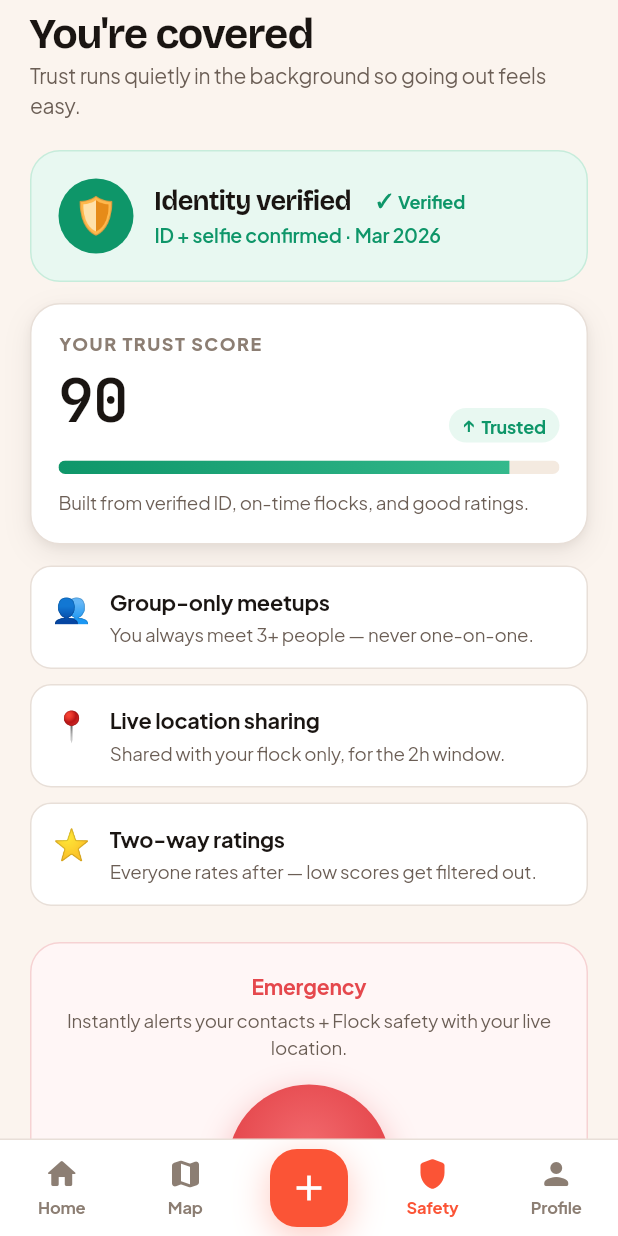
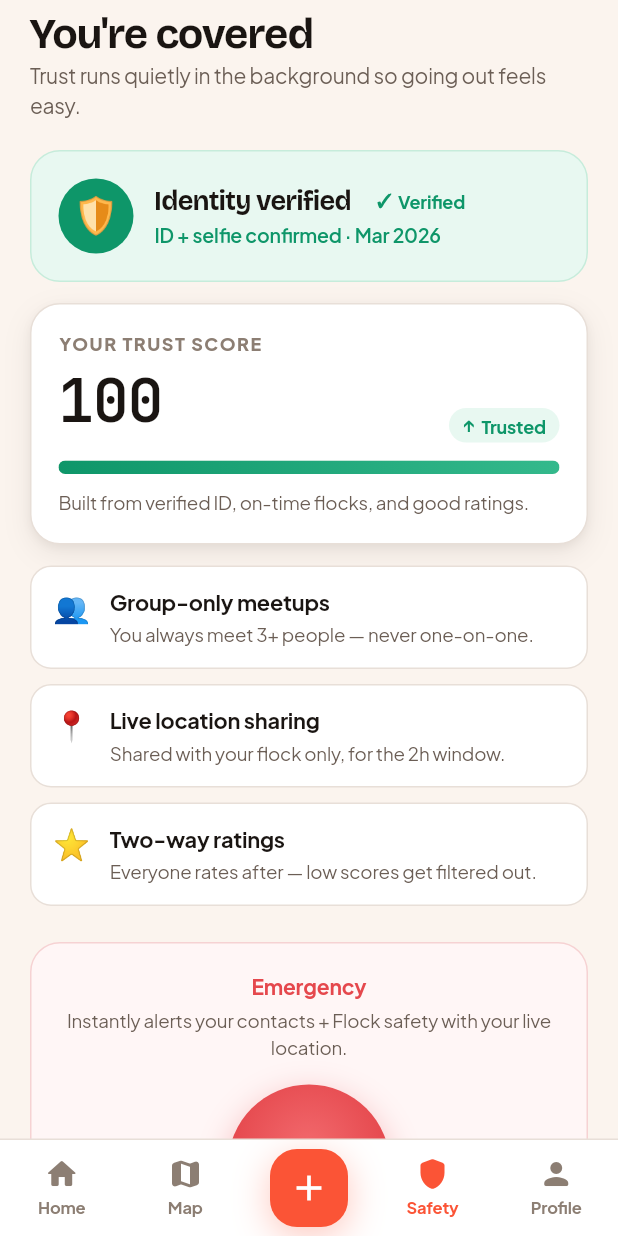
Before and after one commit to hashus303/fluck, a Flutter app: the RootScreen screen opened directly, item 4 of the bottom bar chosen, on a phone screen of 412 x 824 dp. Run offline on Flutter 3.47's test engine with Material 3 defaults, Android fonts, the phone set to English and light mode, and no system bars; our stand-ins replace cloud_firestore, firebase_auth, firebase_core, flutter_map, geolocator, google_fonts and 3 more; accounts and stored records are empty.

Commit message:
Bind safety center trust score and identity to real profile data
- UserProfile: add a derived trustScore getter (verification + photo
  + selfie + onboarding signals, 0-100) plus isVerified/
  isVerificationPending helpers. No schema change.
- SafetyScreen: load the live profile via StreamBuilder; show the real
  trustScore (was hardcoded "90") and an identity card that reflects
  verificationStatus (verified / pending / not verified) instead of a
  static "verified" card. Offline preview profile renders a full 100.
- Tests: trustScore formula (6 cases) + verification flags; updated
  the Safety widget test. flutter analyze clean, 30/30 tests pass.

Co-Authored-By: Claude Opus 4.8 <noreply@anthropic.com>

```diff
--- a/lib/features/profile/data/user_profile.dart
+++ b/lib/features/profile/data/user_profile.dart
@@ -45,4 +45,23 @@ class UserProfile {
         onboardingComplete: (m['onboardingComplete'] ?? false) as bool,
         email: m['email'] as String?,
       );
+
+  bool get isVerified => verificationStatus == 'verified';
+  bool get isVerificationPending => verificationStatus == 'pending';
+
+  /// Profilin gerçek sinyallerinden türetilen güven skoru (0-100).
+  /// Şimdilik kimlik doğrulama + foto/selfie + onboarding'e dayanır; ileride
+  /// sunucu tarafı (tamamlanan flock'lar, çift yönlü puanlar) bunu genişletir.
+  int get trustScore {
+    var s = 30;
+    if (isVerified) {
+      s += 30;
+    } else if (isVerificationPending) {
+      s += 10;
+    }
+    if (photoProvided) s += 15;
+    if (selfieProvided) s += 15;
+    if (onboardingComplete) s += 10;
+    return s.clamp(0, 100);
+  }
 }
--- a/lib/features/safety/presentation/safety_screen.dart
+++ b/lib/features/safety/presentation/safety_screen.dart
@@ -1,16 +1,51 @@
 import 'package:flutter/material.dart';
 
+import '../../../core/services/firebase_service.dart';
 import '../../../core/theme/app_colors.dart';
 import '../../../core/theme/app_theme.dart';
 import '../../../core/widgets/flock_widgets.dart';
 import '../../../l10n/app_localizations.dart';
+import '../../auth/data/auth_repository.dart';
+import '../../profile/data/user_profile.dart';
+import '../../profile/data/user_profile_repository.dart';
 
+/// Çevrimdışı / yüklenirken kullanılan önizleme profili (tam doğrulanmış → skor 100).
+const _previewProfile = UserProfile(
+  uid: 'preview',
+  verificationStatus: 'verified',
+  photoProvided: true,
+  selfieProvided: true,
+  onboardingComplete: true,
+);
+
+/// Güvenlik merkezi — kimlik durumu ve güven skorunu gerçek profilden gösterir.
 class SafetyScreen extends StatelessWidget {
   const SafetyScreen({super.key});
 
   @override
   Widget build(BuildContext context) {
+    final live = FirebaseService.instance.isInitialized &&
+        AuthRepository.instance.currentUser != null;
+    if (!live) {
+      return const _SafetyBody(profile: _previewProfile);
+    }
+    final uid = AuthRepository.instance.currentUser!.uid;
+    return StreamBuilder<UserProfile?>(
+      stream: UserProfileRepository.instance.watch(uid),
+      builder: (context, snap) =>
+          _SafetyBody(profile: snap.data ?? _previewProfile),
+    );
+  }
+}
+
+class _SafetyBody extends StatelessWidget {
+  final UserProfile profile;
+  const _SafetyBody({required this.profile});
+
+  @override
+  Widget build(BuildContext context) {
     final t = AppL10n.of(context);
+    final score = profile.trustScore;
     final features = [
       ['👥', t.featGroupTitle, t.featGroupDesc],
       ['📍', t.featLocationTitle, t.featLocationDesc],
@@ -26,39 +61,10 @@ class SafetyScreen extends StatelessWidget {
           Text(t.safetySubtitle, style: AppText.body(14, color: AppColors.textMuted)),
           const SizedBox(height: 20),
 
-          // Identity verified card
-          Container(
-            padding: const EdgeInsets.all(18),
-            decoration: BoxDecoration(
-              color: AppColors.successSoft,
-              borderRadius: BorderRadius.circular(AppRadius.card),
-              border: Border.all(color: const Color(0xFFC6ECDB)),
-            ),
-            child: Row(children: [
-              Container(
-                width: 50, height: 50,
-                decoration: const BoxDecoration(color: AppColors.success, shape: BoxShape.circle),
-                alignment: Alignment.center,
-                child: const Text('🛡️', style: TextStyle(fontSize: 24)),
-              ),
-              const SizedBox(width: 14),
-              Expanded(
-                child: Column(crossAxisAlignment: CrossAxisAlignment.start, children: [
-                  Row(children: [
-                    Flexible(child: Text(t.identityVerified, style: AppText.display(18))),
-                    const SizedBox(width: 8),
-                    const VerifiedBadge(),
-                  ]),
-                  const SizedBox(height: 2),
-                  Text(t.idConfirmed,
-                      style: AppText.body(13, weight: FontWeight.w600, color: AppColors.success)),
-                ]),
-              ),
-            ]),
-          ),
+          _IdentityCard(profile: profile),
           const SizedBox(height: 14),
 
-          // Trust score card
+          // Trust score — gerçek profil skorundan.
           Container(
             padding: const EdgeInsets.all(18),
             decoration: BoxDecoration(
@@ -72,9 +78,10 @@ class SafetyScreen extends StatelessWidget {
                   mainAxisAlignment: MainAxisAlignment.spaceBetween, children: [
                 Column(crossAxisAlignment: CrossAxisAlignment.start, children: [
                   Text(t.yourTrustScore, style: AppText.eyebrow()),
-                  Text('90', style: AppText.mono(40, color: AppColors.textStrong)),
+                  Text('$score', style: AppText.mono(40, color: AppColors.textStrong)),
                 ]),
-                FlockBadge(t.trusted, icon: '↑', tone: BadgeTone.success),
+                if (score >= 70)
+                  FlockBadge(t.trusted, icon: '↑', tone: BadgeTone.success),
               ]),
               const SizedBox(height: 12),
               ClipRRect(
@@ -82,7 +89,7 @@ class SafetyScreen extends StatelessWidget {
                 child: Stack(children: [
                   Container(height: 9, color: AppColors.surfaceSunken),
                   FractionallySizedBox(
-                    widthFactor: 0.9,
+                    widthFactor: (score / 100).clamp(0.0, 1.0),
                     child: Container(
                       height: 9,
                       decoration: const BoxDecoration(
@@ -149,6 +156,74 @@ class SafetyScreen extends StatelessWidget {
   }
 }
 
+/// Kimlik doğrulama kartı — verificationStatus'a göre 3 durum.
+class _IdentityCard extends StatelessWidget {
+  final UserProfile profile;
+  const _IdentityCard({required this.profile});
+
+  @override
+  Widget build(BuildContext context) {
+    final t = AppL10n.of(context);
+
+    late final Color bg, border, circle;
+    late final String title, subtitle;
+    if (profile.isVerified) {
+      bg = AppColors.successSoft;
+      border = const Color(0xFFC6ECDB);
+      circle = AppColors.success;
+      title = t.identityVerified;
+      subtitle = t.idConfirmed;
+    } else if (profile.isVerificationPending) {
+      bg = const Color(0xFFFFF7E8);
+      border = const Color(0xFFF3E2BC);
+      circle = AppColors.warning;
+      title = t.obVerificationPending;
+      subtitle = '';
+    } else {
+      bg = AppColors.surfaceCard;
+      border = AppColors.borderSubtle;
+      circle = AppColors.textFaint;
+      title = t.obNotVerified;
+      subtitle = t.authFootnote;
+    }
+
+    return Container(
+      padding: const EdgeInsets.all(18),
+      decoration: BoxDecoration(
+        color: bg,
+        borderRadius: BorderRadius.circular(AppRadius.card),
+        border: Border.all(color: border),
+      ),
+      child: Row(children: [
+        Container(
+          width: 50, height: 50,
+          decoration: BoxDecoration(color: circle, shape: BoxShape.circle),
+          alignment: Alignment.center,
+          child: const Text('🛡️', style: TextStyle(fontSize: 24)),
+        ),
+        const SizedBox(width: 14),
+        Expanded(
+          child: Column(crossAxisAlignment: CrossAxisAlignment.start, children: [
+            Row(children: [
+              Flexible(child: Text(title, style: AppText.display(18))),
+              if (profile.isVerified) ...[
+                const SizedBox(width: 8),
+                const VerifiedBadge(),
+              ],
+            ]),
+            if (subtitle.isNotEmpty) ...[
+              const SizedBox(height: 2),
+              Text(subtitle,
+                  style: AppText.body(13, weight: FontWeight.w600,
+                      color: profile.isVerified ? AppColors.success : AppColors.textMuted)),
+            ],
+          ]),
+        ),
+      ]),
+    );
+  }
+}
+
 class _SosButton extends StatelessWidget {
   @override
   Widget build(BuildContext context) {
```
Also changed, not shown: 2 other files.
